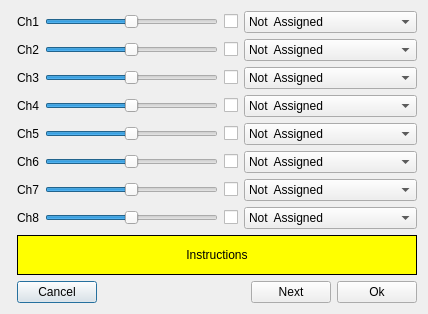
Old version of the form companion/src/simulation/joystickdialog.ui in the repository opentx/opentx.
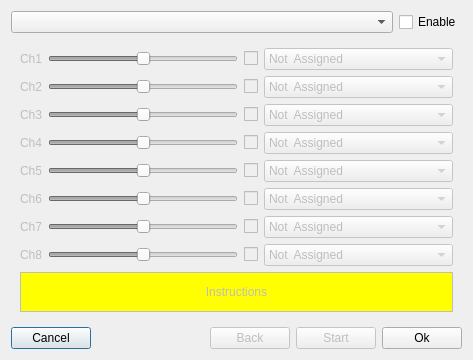
New version of the form.

Commit message: [Simulator][Joystick] Rework the joystick options/calibration dialog.  Can now enable/disable/select the Joystick from there. Delay start of calibration until Start is pressed (otherwise looks like last calibration didn't work). And generally refactor a lot of it to be smarter.

The edit to the form file:
```diff
--- a/companion/src/simulation/joystickdialog.ui
+++ b/companion/src/simulation/joystickdialog.ui
@@ -6,8 +6,8 @@
    <rect>
     <x>0</x>
     <y>0</y>
-    <width>418</width>
-    <height>301</height>
+    <width>473</width>
+    <height>335</height>
    </rect>
   </property>
   <property name="sizePolicy">
@@ -20,8 +20,8 @@
    <string>Configure Joystick</string>
   </property>
   <layout class="QGridLayout" name="gridLayout_3">
-   <item row="0" column="0">
-    <spacer name="horizontalSpacer_4">
+   <item row="0" column="2" rowspan="4">
+    <spacer name="horizontalSpacer_3">
      <property name="orientation">
       <enum>Qt::Horizontal</enum>
      </property>
@@ -33,8 +33,15 @@
      </property>
     </spacer>
    </item>
-   <item row="0" column="1">
+   <item row="1" column="1">
+    <widget class="QWidget" name="calibrationWidget" native="true">
+     <property name="enabled">
+      <bool>false</bool>
+     </property>
     <layout class="QGridLayout" name="gridLayout_2">
+      <property name="spacing">
+       <number>6</number>
+      </property>
      <item row="0" column="0">
       <layout class="QGridLayout" name="gridLayout">
        <item row="1" column="0">
@@ -822,7 +829,31 @@
        </property>
       </widget>
      </item>
-     <item row="2" column="0">
+     </layout>
+    </widget>
+   </item>
+   <item row="0" column="1">
+    <layout class="QHBoxLayout" name="horizontalLayout_2">
+     <item>
+      <widget class="QComboBox" name="joystickCB">
+       <property name="sizePolicy">
+        <sizepolicy hsizetype="MinimumExpanding" vsizetype="Fixed">
+         <horstretch>0</horstretch>
+         <verstretch>0</verstretch>
+        </sizepolicy>
+       </property>
+      </widget>
+     </item>
+     <item>
+      <widget class="QCheckBox" name="joystickChkB">
+       <property name="text">
+        <string>Enable</string>
+       </property>
+      </widget>
+     </item>
+    </layout>
+   </item>
+   <item row="2" column="1">
       <layout class="QHBoxLayout" name="horizontalLayout">
        <item>
         <widget class="QPushButton" name="cancelButton">
@@ -850,8 +881,27 @@
          </property>
         </spacer>
        </item>
+     <item>
+      <widget class="QPushButton" name="backButton">
+       <property name="enabled">
+        <bool>false</bool>
+       </property>
+       <property name="sizePolicy">
+        <sizepolicy hsizetype="MinimumExpanding" vsizetype="Fixed">
+         <horstretch>0</horstretch>
+         <verstretch>0</verstretch>
+        </sizepolicy>
+       </property>
+       <property name="text">
+        <string>Back</string>
+       </property>
+      </widget>
+     </item>
        <item>
         <widget class="QPushButton" name="nextButton">
+       <property name="enabled">
+        <bool>false</bool>
+       </property>
          <property name="sizePolicy">
           <sizepolicy hsizetype="MinimumExpanding" vsizetype="Fixed">
            <horstretch>0</horstretch>
@@ -859,7 +909,7 @@
           </sizepolicy>
          </property>
          <property name="text">
-          <string>Next</string>
+        <string>Start</string>
          </property>
         </widget>
        </item>
@@ -878,22 +928,7 @@
        </item>
       </layout>
      </item>
-    </layout>
-   </item>
-   <item row="0" column="2">
-    <spacer name="horizontalSpacer_3">
-     <property name="orientation">
-      <enum>Qt::Horizontal</enum>
-     </property>
-     <property name="sizeHint" stdset="0">
-      <size>
-       <width>0</width>
-       <height>20</height>
-      </size>
-     </property>
-    </spacer>
-   </item>
-   <item row="1" column="0" colspan="2">
+   <item row="3" column="1">
     <spacer name="verticalSpacer">
      <property name="orientation">
       <enum>Qt::Vertical</enum>
@@ -906,6 +941,19 @@
      </property>
     </spacer>
    </item>
+   <item row="0" column="0" rowspan="4">
+    <spacer name="horizontalSpacer_4">
+     <property name="orientation">
+      <enum>Qt::Horizontal</enum>
+     </property>
+     <property name="sizeHint" stdset="0">
+      <size>
+       <width>0</width>
+       <height>20</height>
+      </size>
+     </property>
+    </spacer>
+   </item>
   </layout>
  </widget>
  <resources>
```
Left out of the diff: 76 changed lines with no effect on the pictures. Lines whose indentation alone changed are shown as unchanged. The commit also changes 2 other files.
